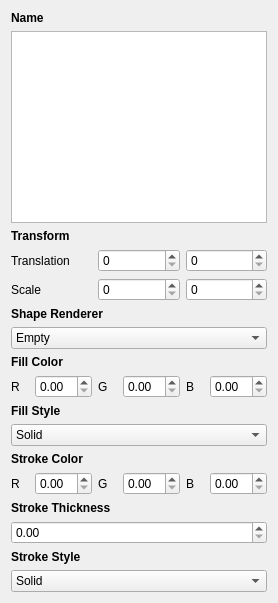
First picture: the form in ShapeRenderer/transformwidget.ui, repository dafral/Advanced-Graphic-Production, before the edit.
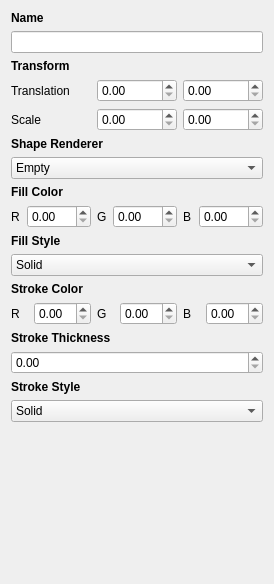
Second picture: the form after the edit.

Commit message: Set de las variables de las EnTITIS

What changed in the file:
```diff
--- a/ShapeRenderer/transformwidget.ui
+++ b/ShapeRenderer/transformwidget.ui
@@ -6,8 +6,8 @@
    <rect>
     <x>0</x>
     <y>0</y>
-    <width>248</width>
-    <height>501</height>
+    <width>274</width>
+    <height>584</height>
    </rect>
   </property>
   <property name="windowTitle">
@@ -28,31 +28,7 @@
     </widget>
    </item>
    <item>
-    <widget class="QTextEdit" name="label_entityName">
-     <property name="enabled">
-      <bool>true</bool>
-     </property>
-     <property name="sizePolicy">
-      <sizepolicy hsizetype="MinimumExpanding" vsizetype="MinimumExpanding">
-       <horstretch>0</horstretch>
-       <verstretch>0</verstretch>
-      </sizepolicy>
-     </property>
-     <property name="font">
-      <font>
-       <kerning>true</kerning>
-      </font>
-     </property>
-     <property name="acceptDrops">
-      <bool>false</bool>
-     </property>
-     <property name="autoFillBackground">
-      <bool>false</bool>
-     </property>
-     <property name="readOnly">
-      <bool>true</bool>
-     </property>
-    </widget>
+    <widget class="QLineEdit" name="label_entityName"/>
    </item>
    <item>
     <widget class="QLabel" name="labelTransform">
@@ -71,10 +47,18 @@
       </widget>
      </item>
      <item>
-      <widget class="QSpinBox" name="transX"/>
+      <widget class="QDoubleSpinBox" name="transX">
+       <property name="maximum">
+        <double>9999.000000000000000</double>
+       </property>
+      </widget>
      </item>
      <item>
-      <widget class="QSpinBox" name="transY"/>
+      <widget class="QDoubleSpinBox" name="transY">
+       <property name="maximum">
+        <double>9999.000000000000000</double>
+       </property>
+      </widget>
      </item>
     </layout>
    </item>
@@ -88,10 +72,18 @@
       </widget>
      </item>
      <item>
-      <widget class="QSpinBox" name="scaX"/>
+      <widget class="QDoubleSpinBox" name="scaX">
+       <property name="maximum">
+        <double>9999.000000000000000</double>
+       </property>
+      </widget>
      </item>
      <item>
-      <widget class="QSpinBox" name="scaY"/>
+      <widget class="QDoubleSpinBox" name="scaY">
+       <property name="maximum">
+        <double>9999.000000000000000</double>
+       </property>
+      </widget>
      </item>
     </layout>
    </item>
@@ -155,7 +147,11 @@
       </widget>
      </item>
      <item>
-      <widget class="QDoubleSpinBox" name="spinBox_FillColor_R"/>
+      <widget class="QDoubleSpinBox" name="spinBox_FillColor_R">
+       <property name="maximum">
+        <double>255.000000000000000</double>
+       </property>
+      </widget>
      </item>
      <item>
       <widget class="QLabel" name="label_3">
@@ -165,7 +161,11 @@
       </widget>
      </item>
      <item>
-      <widget class="QDoubleSpinBox" name="spinBox_FillColor_G"/>
+      <widget class="QDoubleSpinBox" name="spinBox_FillColor_G">
+       <property name="maximum">
+        <double>255.000000000000000</double>
+       </property>
+      </widget>
      </item>
      <item>
       <widget class="QLabel" name="label">
@@ -175,7 +175,11 @@
       </widget>
      </item>
      <item>
-      <widget class="QDoubleSpinBox" name="spinBox_FillColor_B"/>
+      <widget class="QDoubleSpinBox" name="spinBox_FillColor_B">
+       <property name="maximum">
+        <double>255.000000000000000</double>
+       </property>
+      </widget>
      </item>
     </layout>
    </item>
```
The commit also changes 2 other files.
